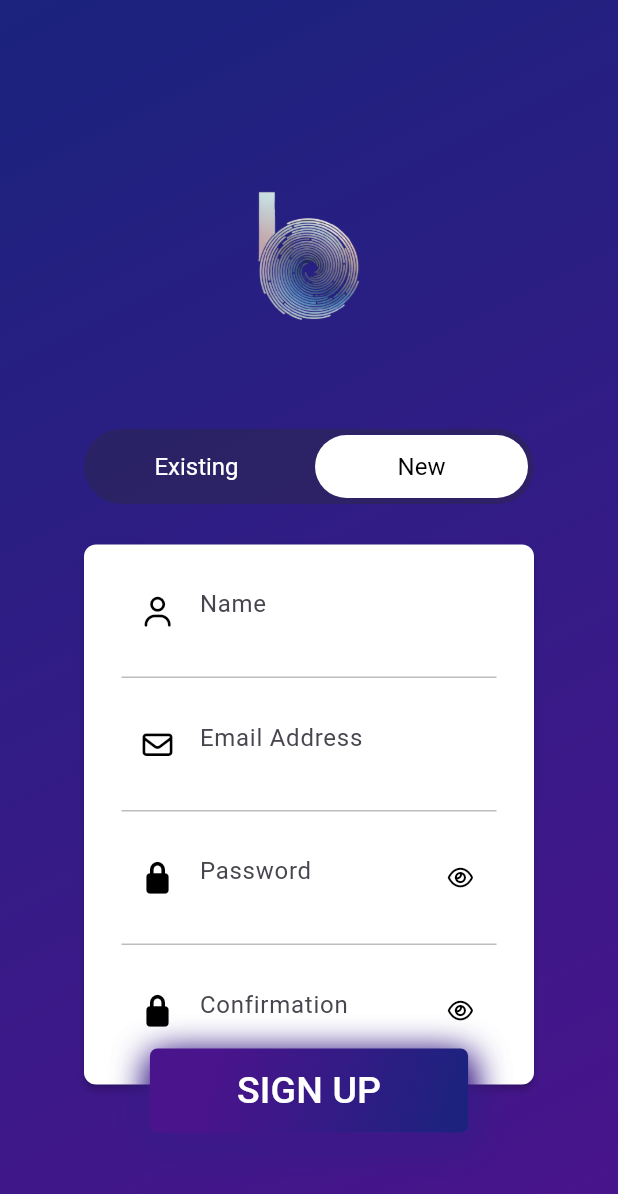
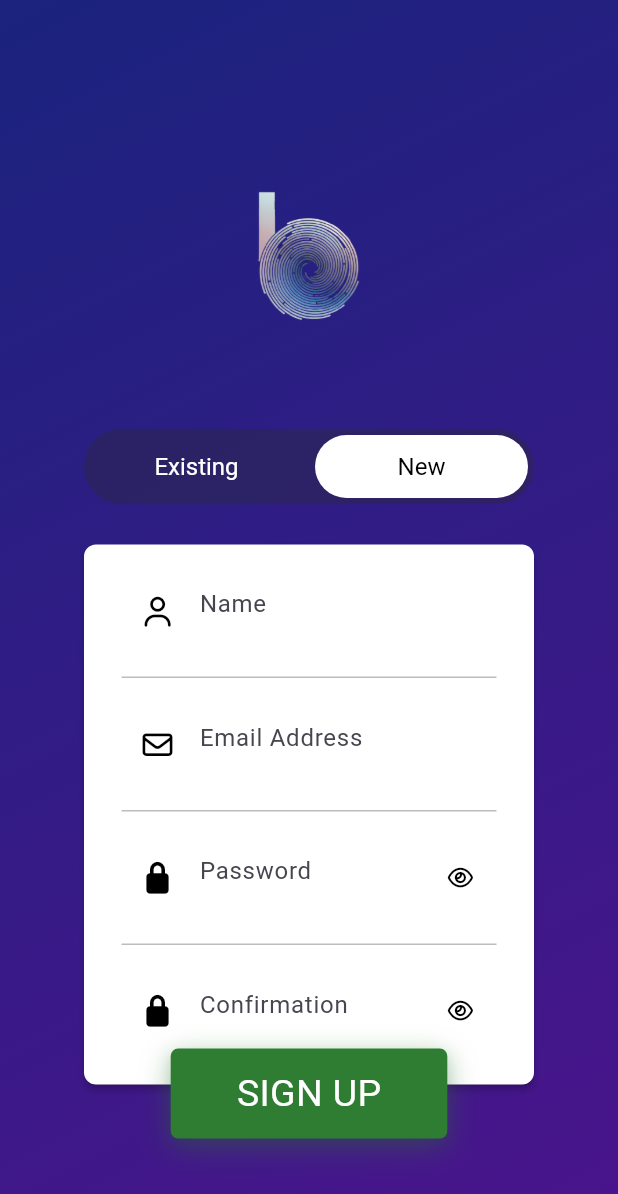
Before and after one commit to SittikornPratomwan/BlurMobileApp, a Flutter app: the screen it shows after launch, swiped to page 2, on a phone screen of 412 x 824 dp. Shown: the top 1194 px of the screen. Run offline on Flutter 3.47's test engine with Material 3 defaults, Android fonts, the phone set to English and light mode, and no system bars; our stand-ins replace font_awesome_flutter; Roboto replaces fonts that are missing (WorkSansBold, WorkSansSemiBold).

Commit message:
color bottom

```diff
--- a/lib/Authen/sigin_up.dart
+++ b/lib/Authen/sigin_up.dart
@@ -1,6 +1,5 @@
 import 'package:flutter/material.dart';
 import 'package:font_awesome_flutter/font_awesome_flutter.dart';
-import '../theme.dart';
 import '../widgets/snackbar.dart';
 
 class SignUp extends StatefulWidget {
@@ -209,37 +208,31 @@ class _SignUpState extends State<SignUp> {
               ),
               Container(
                 margin: const EdgeInsets.only(top: 340.0),
-                decoration: const BoxDecoration(
-                  borderRadius: BorderRadius.all(Radius.circular(5.0)),
+                decoration: BoxDecoration(
+                  color: const Color(0xFF2E7D32),
+                  borderRadius: const BorderRadius.all(Radius.circular(5.0)),
                   boxShadow: <BoxShadow>[
                     BoxShadow(
-                      color: CustomTheme.loginGradientStart,
-                      offset: Offset(1.0, 6.0),
-                      blurRadius: 20.0,
+                      color: const Color(0xFF2E7D32).withOpacity(0.35),
+                      offset: const Offset(0.0, 6.0),
+                      blurRadius: 18.0,
                     ),
                     BoxShadow(
-                      color: CustomTheme.loginGradientEnd,
-                      offset: Offset(1.0, 6.0),
-                      blurRadius: 20.0,
+                      color: const Color(0xFF1B5E20).withOpacity(0.18),
+                      offset: const Offset(0.0, 3.0),
+                      blurRadius: 8.0,
                     ),
                   ],
-                  gradient: LinearGradient(
-                      colors: <Color>[
-                        CustomTheme.loginGradientEnd,
-                        CustomTheme.loginGradientStart
-                      ],
-                      begin: FractionalOffset(0.2, 0.2),
-                      end: FractionalOffset(1.0, 1.0),
-                      stops: <double>[0.0, 1.0],
-                      tileMode: TileMode.clamp),
                 ),
-                child: MaterialButton(
-                  highlightColor: Colors.transparent,
-                  splashColor: CustomTheme.loginGradientEnd,
-                  //shape: RoundedRectangleBorder(borderRadius: BorderRadius.all(Radius.circular(5.0))),
+                child: Material(
+                  color: Colors.transparent,
+                  child: InkWell(
+                    borderRadius: BorderRadius.circular(5.0),
+                    splashColor: const Color(0xFF1B5E20).withOpacity(0.28),
+                    onTap: () => _toggleSignUpButton(),
                     child: const Padding(
-                    padding:
-                        EdgeInsets.symmetric(vertical: 10.0, horizontal: 42.0),
+                      padding: EdgeInsets.symmetric(
+                          vertical: 12.0, horizontal: 44.0),
                       child: Text(
                         'SIGN UP',
                         style: TextStyle(
@@ -248,7 +241,7 @@ class _SignUpState extends State<SignUp> {
                             fontFamily: 'WorkSansBold'),
                       ),
                     ),
-                  onPressed: () => _toggleSignUpButton(),
+                  ),
                 ),
               )
             ],
```
Lines whose indentation alone changed are shown as unchanged.
